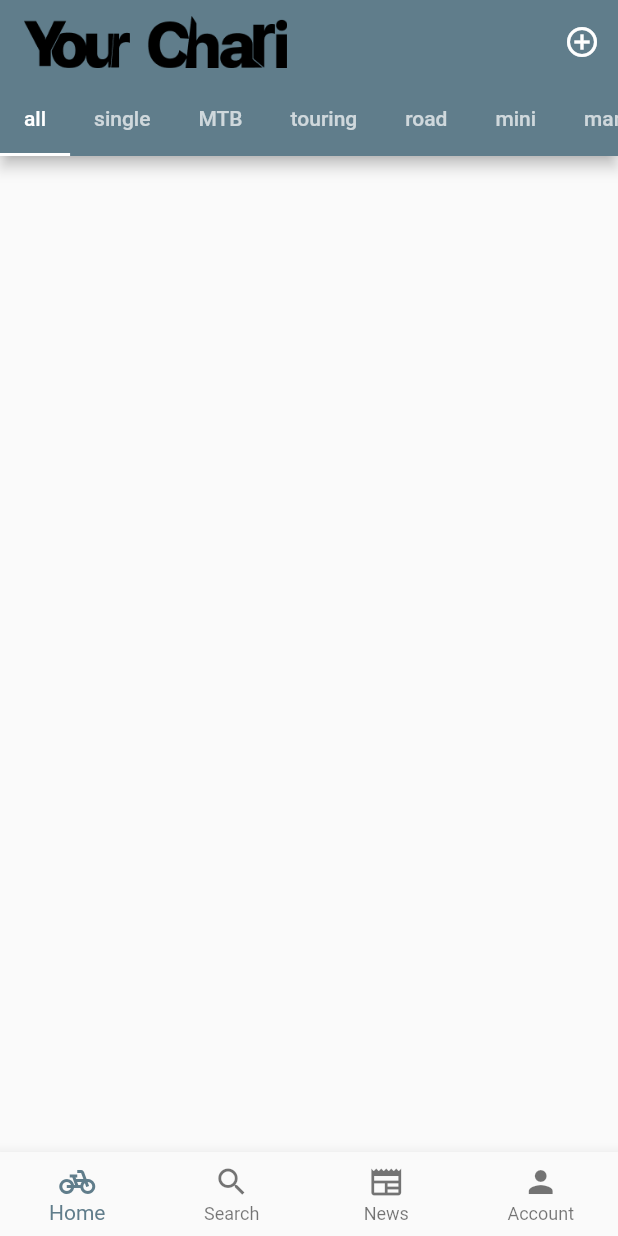
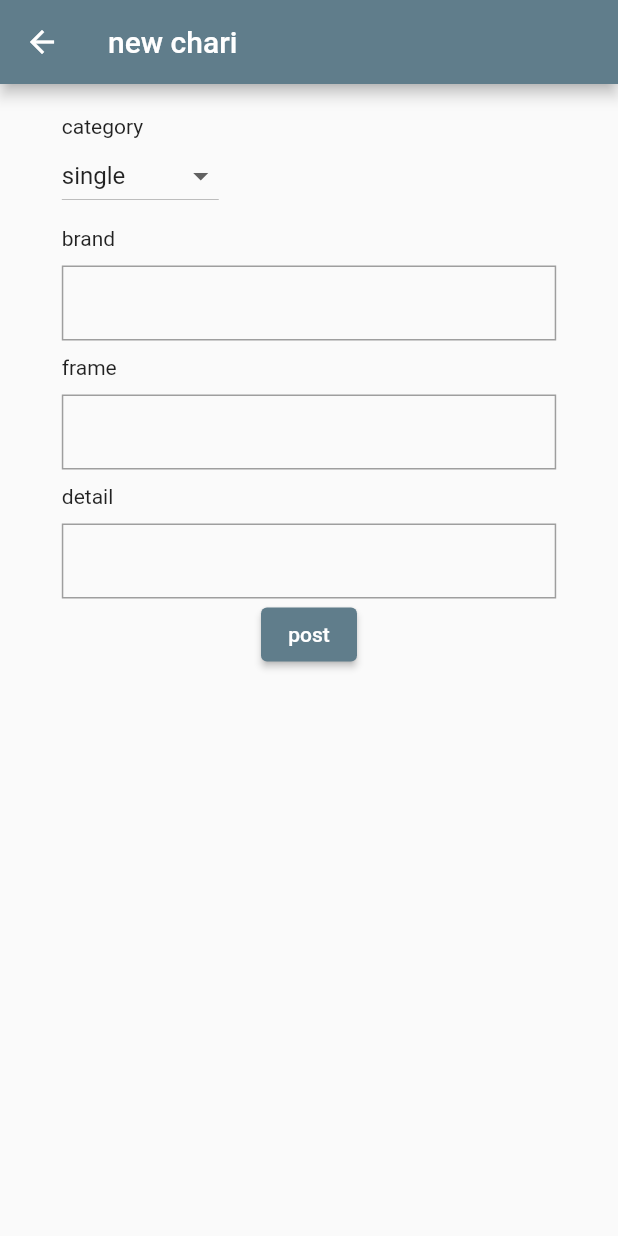
Before and after one commit to sunThick/yourchari_app, a Flutter app: the screen it shows after launch, after a tap on the "add circle outline" icon, on a phone screen of 412 x 824 dp. Run offline on Flutter 3.47's test engine with Material 2 defaults, Android fonts, the phone set to English and light mode, and no system bars; our stand-ins replace cloud_firestore, firebase_core; accounts and stored records are empty.

Commit message:
新規投稿画面から投稿できる

```diff
--- a/lib/src/screens/add_edit_chari.dart
+++ b/lib/src/screens/add_edit_chari.dart
@@ -0,0 +1,141 @@
+import 'package:cloud_firestore/cloud_firestore.dart';
+import 'package:flutter/material.dart';
+
+class AddEditChariPage extends StatefulWidget {
+  const AddEditChariPage({super.key});
+
+  @override
+  State<AddEditChariPage> createState() => _AddEditChariPageState();
+}
+
+class _AddEditChariPageState extends State<AddEditChariPage> {
+  TextEditingController categoryController = TextEditingController();
+  TextEditingController brandController = TextEditingController();
+  TextEditingController frameController = TextEditingController();
+  TextEditingController detailController = TextEditingController();
+  TextEditingController createDateController = TextEditingController();
+
+  String? isSelectedCategory = 'single';
+
+  Future<void> createChari() async {
+    final chariCollection = FirebaseFirestore.instance.collection('chari');
+    await chariCollection.add({
+      'category': isSelectedCategory,
+      'brand': brandController.text,
+      'frame': frameController.text,
+      'detail': detailController.text,
+      'createdDate': Timestamp.now()
+    });
+  }
+
+  @override
+  Widget build(BuildContext context) {
+    return Scaffold(
+      appBar: AppBar(title: const Text('new chari')),
+      body: Center(
+        child: Column(
+          crossAxisAlignment: CrossAxisAlignment.start,
+          children: [
+            const SizedBox(
+              height: 20,
+            ),
+            const Text('category'),
+            const SizedBox(
+              height: 1,
+            ),
+            Container(
+              child: DropdownButton(
+                items: <String>[
+                  'single',
+                  'MTB',
+                  'touring',
+                  'road',
+                  'mini',
+                  'mamachari',
+                  'others'
+                ].map<DropdownMenuItem<String>>((String value) {
+                  return DropdownMenuItem<String>(
+                    value: value,
+                    child: Text(value),
+                  );
+                }).toList(),
+                onChanged: (String? value) {
+                  setState(() {
+                    isSelectedCategory = value;
+                  });
+                },
+                value: isSelectedCategory,
+                borderRadius: BorderRadius.circular(10),
+              ),
+            ),
+            const SizedBox(
+              height: 10,
+            ),
+            const Text('brand'),
+            const SizedBox(
+              height: 10,
+            ),
+            Container(
+              decoration: BoxDecoration(border: Border.all(color: Colors.grey)),
+              width: MediaQuery.of(context).size.width * 0.8,
+              child: TextField(
+                controller: brandController,
+                decoration: const InputDecoration(
+                    border: InputBorder.none,
+                    contentPadding: EdgeInsets.only(left: 10)),
+              ),
+            ),
+            const SizedBox(
+              height: 10,
+            ),
+            const Text('frame'),
+            const SizedBox(
+              height: 10,
+            ),
+            Container(
+              decoration: BoxDecoration(border: Border.all(color: Colors.grey)),
+              width: MediaQuery.of(context).size.width * 0.8,
+              child: TextField(
+                controller: frameController,
+                decoration: const InputDecoration(
+                    border: InputBorder.none,
+                    contentPadding: EdgeInsets.only(left: 10)),
+              ),
+            ),
+            const SizedBox(
+              height: 10,
+            ),
+            const Text('detail'),
+            const SizedBox(
+              height: 10,
+            ),
+            Container(
+              decoration: BoxDecoration(border: Border.all(color: Colors.grey)),
+              width: MediaQuery.of(context).size.width * 0.8,
+              child: TextField(
+                controller: detailController,
+                decoration: const InputDecoration(
+                    border: InputBorder.none,
+                    contentPadding: EdgeInsets.only(left: 10)),
+              ),
+            ),
+            Container(
+              width: MediaQuery.of(context).size.width * 0.8,
+              alignment: Alignment.center,
+              child: ElevatedButton(
+                onPressed: () async {
+                  await createChari();
+                  if (!mounted) {
+                    return;
+                  }
+                  Navigator.pop(context);
+                },
+                child: Text('post'),
+              ),
+            )
+          ],
+        ),
+      ),
+    );
+  }
+}
--- a/lib/src/screens/home_screens/home.dart
+++ b/lib/src/screens/home_screens/home.dart
@@ -1,5 +1,6 @@
 import 'package:flutter/material.dart';
 
+import '../add_edit_chari.dart';
 import 'category_chari.dart';
 
 class HomeScreen extends StatelessWidget {
@@ -21,7 +22,10 @@ class HomeScreen extends StatelessWidget {
             IconButton(
               icon: const Icon(Icons.add_circle_outline),
               onPressed: () {
-
+                Navigator.push(
+                    context,
+                    MaterialPageRoute(
+                        builder: (context) => const AddEditChariPage()));
               },
             ),
           ],
```
